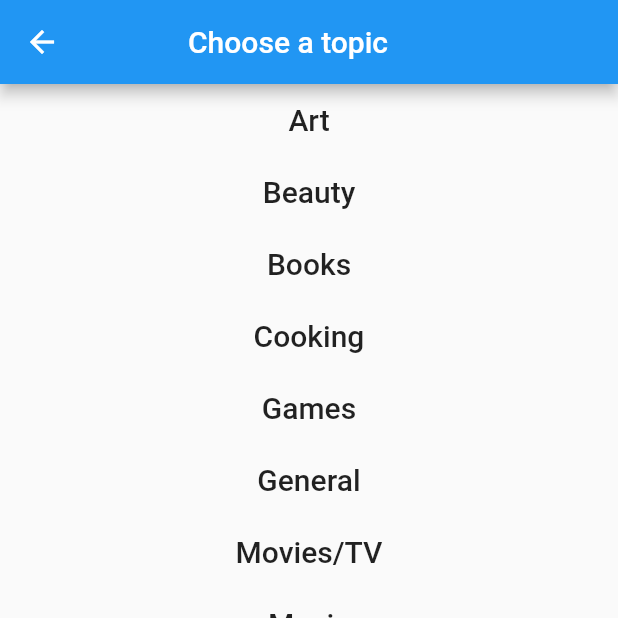
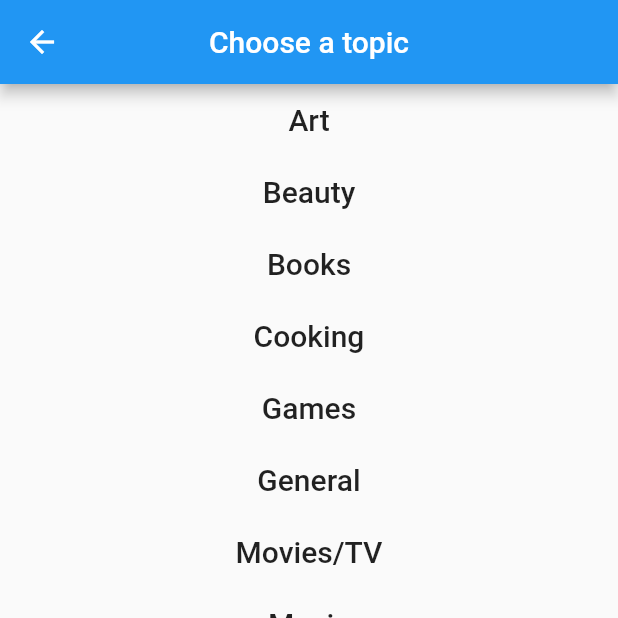
Before and after one commit to samuelatefah/StayConnected, a Flutter app: the TopicsView screen opened directly, on a phone screen of 412 x 824 dp, the top half of it. Run offline on Flutter 3.47's test engine with Material 2 defaults, Android fonts, the phone set to English and light mode, and no system bars; our stand-ins replace permission_handler; missing offline and left inert: agora_rtc_engine.

Commit message:
centered the appBar titles

```diff
--- a/lib/src/pages/call.dart
+++ b/lib/src/pages/call.dart
@@ -302,9 +302,8 @@ class _CallPageState extends State<CallPage> {
   Widget build(BuildContext context) {
     return Scaffold(
       appBar: AppBar(
-        title: Center(
-          child: Text(channelName),
-        ),
+        centerTitle: true,
+        title: Text(channelName),
       ),
       backgroundColor: Colors.black,
       body: Center(
--- a/lib/src/pages/topics_view.dart
+++ b/lib/src/pages/topics_view.dart
@@ -56,11 +56,9 @@ class _TopicsViewState extends State<TopicsView> {
 
     return Scaffold(
         appBar: AppBar(
+          centerTitle: true,
           backgroundColor: Colors.blue,
-          title: Align(
-            widthFactor: 1.8,
-            child: Text("Choose a topic"),
-          ),
+          title: Text("Choose a topic"),
         ),
         body: Builder(
           builder: (context) => SizedBox(
```
